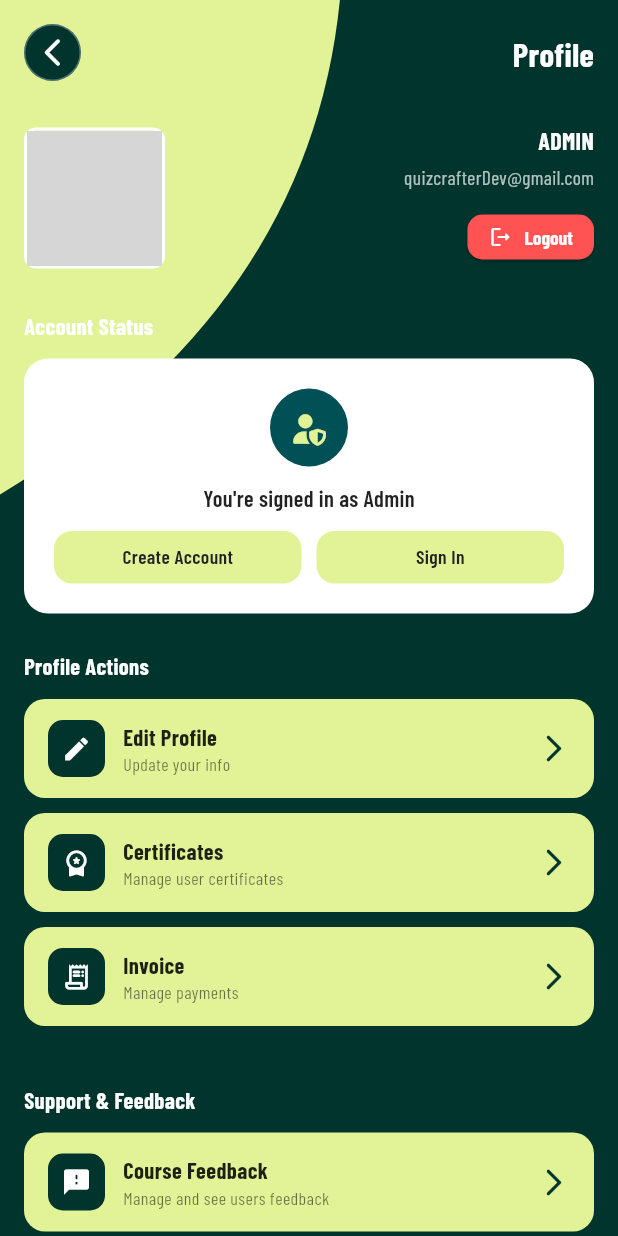
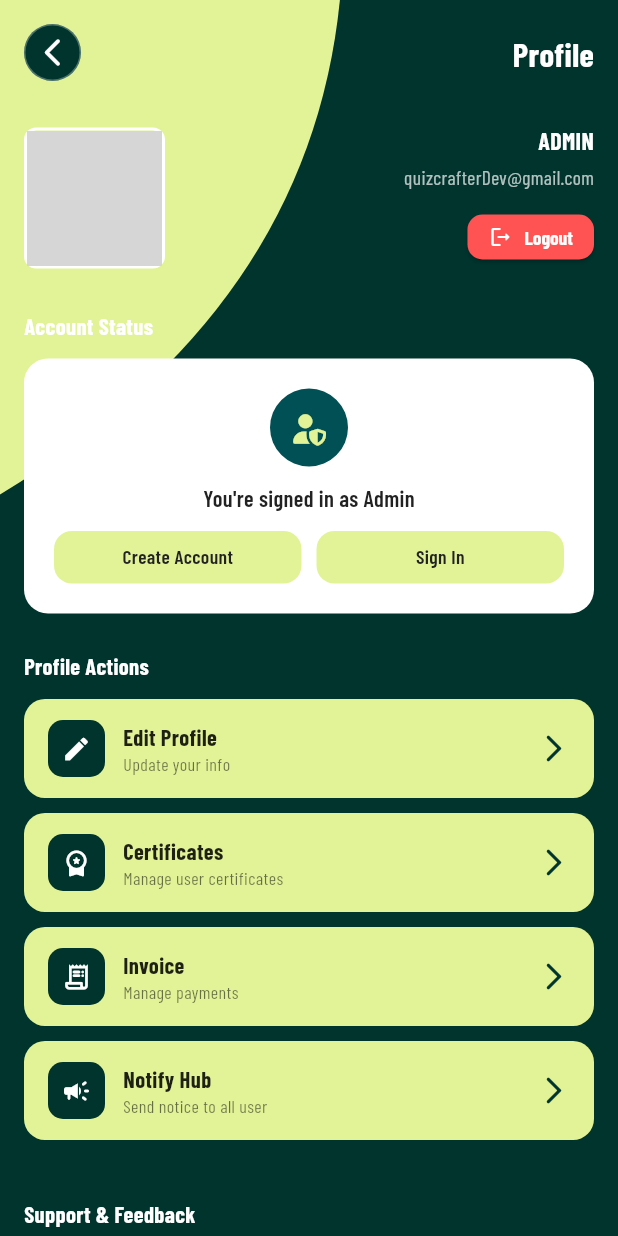
Before and after one commit to hamim5264/qnect_quiz_crafter, a Flutter app: the AdminDashboardHomeScreen screen opened by its route, after a tap on the "edit" icon, on a phone screen of 412 x 824 dp. Run offline on Flutter 3.47's test engine with Material 3 defaults, Android fonts, the light colour scheme and no system bars; our stand-ins replace carousel_slider, cloud_firestore, connectivity_plus, equatable, firebase_auth, firebase_core and 11 more; accounts and stored records are empty; network calls fail; grey boxes are pictures that could not be loaded.

Commit message:
Notify screen ui added.

```diff
--- a/lib/app/router.dart
+++ b/lib/app/router.dart
@@ -23,6 +23,10 @@ import '../features/admin/presentation/certificates/generated_certificates_scree
 import '../features/admin/presentation/certificates/templates_screen.dart';
 import '../features/admin/presentation/invoice/invoice_screen.dart';
 import '../features/admin/presentation/manage_users/manage_users_screen.dart';
+import '../features/admin/presentation/notify_hub/add_notice_screen.dart';
+import '../features/admin/presentation/notify_hub/edit_notice_screen.dart';
+import '../features/admin/presentation/notify_hub/notify_hub_screen.dart';
+import '../features/admin/presentation/teacher_request/teacher_request_screen.dart';
 import '../features/admin/presentation/teacher_sells_report/teacher_sells_report_screen.dart';
 import '../features/admin/presentation/user_details/user_details_screen.dart';
 import '../features/admin/presentation/user_home_screen.dart';
@@ -228,5 +232,31 @@ final router = GoRouter(
       name: 'salesReport',
       builder: (context, state) => const SalesReportScreen(),
     ),
+    GoRoute(
+      name: 'teacherRequest',
+      path: '/teacher-request',
+      builder: (context, state) => const TeacherRequestScreen(),
+    ),
+
+    GoRoute(
+      name: 'notifyHub',
+      path: '/notify-hub',
+      builder: (context, state) => const NotifyHubScreen(),
+    ),
+
+    GoRoute(
+      name: 'addNotice',
+      path: '/add-notice',
+      builder: (context, state) => const AddNoticeScreen(),
+    ),
+    GoRoute(
+      path: '/edit-notice',
+      builder: (context, state) {
+        final extra = state.extra;
+        final Map<String, dynamic> notice =
+            (extra is Map<String, dynamic>) ? extra : <String, dynamic>{};
+        return EditNoticeScreen(notice: notice);
+      },
+    ),
   ],
 );
--- a/lib/features/admin/presentation/admin_profile/admin_profile_screen.dart
+++ b/lib/features/admin/presentation/admin_profile/admin_profile_screen.dart
@@ -56,6 +56,12 @@ class AdminProfileScreen extends StatelessWidget {
                     description: 'Manage payments',
                     onTap: () => context.pushNamed('invoice'),
                   ),
+                  ProfileActionCard(
+                    icon: Icons.campaign_rounded,
+                    title: 'Notify Hub',
+                    description: 'Send notice to all user',
+                    onTap: () => context.pushNamed('notifyHub'),
+                  ),
 
                   const SizedBox(height: 28),
 
--- a/lib/features/admin/presentation/dashboard/widgets/notify_hub_card.dart
+++ b/lib/features/admin/presentation/dashboard/widgets/notify_hub_card.dart
@@ -1,5 +1,6 @@
 import 'package:flutter/material.dart';
 import 'package:carousel_slider/carousel_slider.dart';
+import 'package:go_router/go_router.dart';
 import 'package:lucide_icons/lucide_icons.dart';
 import '../../../../../ui/design_system/tokens/colors.dart';
 import '../../../../../ui/design_system/tokens/typography.dart';
@@ -16,19 +17,25 @@ class _NotifyHubCardState extends State<NotifyHubCard> {
 
   final List<Map<String, String>> notices = [
     {
-      'title': 'System Maintenance',
-      'audience': 'For All Teachers & Students',
-      'subtitle': 'Delivered at: 2025-09-15 00:30 (BST)',
+      'title': 'Exam Schedule Published',
+      'audience': 'Students',
+      'subtitle':
+          'The final exam routine has been uploaded. Check your dashboard for updated timing...',
+      'time': '6 Nov 2025, 10:45 AM',
     },
     {
-      'title': 'New Quiz Update',
-      'audience': 'For Teachers Only',
-      'subtitle': 'Delivered at: 2025-10-02 08:45 (BST)',
+      'title': 'Meeting Reminder',
+      'audience': 'Teachers',
+      'subtitle':
+          'All teachers must attend today’s academic council meeting at 3:00 PM in Conference Hall...',
+      'time': '5 Nov 2025, 8:30 AM',
     },
     {
-      'title': 'Holiday Notice',
-      'audience': 'For All Users',
-      'subtitle': 'Delivered at: 2025-10-25 09:00 (BST)',
+      'title': 'Server Maintenance',
+      'audience': 'All Users',
+      'subtitle':
+          'System will be down for maintenance from 12:00 AM to 2:00 AM. Please avoid submissions...',
+      'time': '4 Nov 2025, 11:00 PM',
     },
   ];
 
@@ -52,19 +59,18 @@ class _NotifyHubCardState extends State<NotifyHubCard> {
 
           CarouselSlider.builder(
             itemCount: notices.length,
-            itemBuilder: (context, index, realIdx) {
-              final notice = notices[index];
+            itemBuilder: (context, index, _) {
+              final n = notices[index];
               return _NoticeCard(
-                title: notice['title']!,
-                audience: notice['audience']!,
-                subtitle: notice['subtitle']!,
-                onTap: () {
-                  // Navigate to detailed notice screen
-                },
+                title: n['title']!,
+                audience: n['audience']!,
+                subtitle: n['subtitle']!,
+                time: n['time']!,
+                onTap: () => context.push('/notify-hub'),
               );
             },
             options: CarouselOptions(
-              height: 115,
+              height: 250,
               viewportFraction: 1.0,
               autoPlay: true,
               autoPlayInterval: const Duration(seconds: 5),
@@ -72,7 +78,7 @@ class _NotifyHubCardState extends State<NotifyHubCard> {
             ),
           ),
 
-          const SizedBox(height: 8),
+          const SizedBox(height: 10),
 
           Row(
             mainAxisAlignment: MainAxisAlignment.center,
@@ -100,12 +106,14 @@ class _NoticeCard extends StatelessWidget {
   final String title;
   final String audience;
   final String subtitle;
+  final String time;
   final VoidCallback onTap;
 
   const _NoticeCard({
     required this.title,
     required this.audience,
     required this.subtitle,
+    required this.time,
     required this.onTap,
   });
 
@@ -113,17 +121,18 @@ class _NoticeCard extends StatelessWidget {
   Widget build(BuildContext context) {
     return Container(
       margin: const EdgeInsets.only(bottom: 6),
-      padding: const EdgeInsets.symmetric(horizontal: 14, vertical: 14),
+      padding: const EdgeInsets.symmetric(horizontal: 16, vertical: 18),
       decoration: BoxDecoration(
         color: AppColors.black,
         borderRadius: BorderRadius.circular(16),
       ),
-      child: Row(
-        crossAxisAlignment: CrossAxisAlignment.center,
+      child: Column(
+        mainAxisSize: MainAxisSize.min,
         children: [
+          // 🔹 Notice Icon
           Container(
-            width: 46,
-            height: 46,
+            width: 52,
+            height: 52,
             decoration: const BoxDecoration(
               color: AppColors.primaryLight,
               shape: BoxShape.circle,
@@ -131,70 +140,117 @@ class _NoticeCard extends StatelessWidget {
             child: const Icon(
               Icons.campaign_rounded,
               color: AppColors.white,
-              size: 32,
+              size: 30,
             ),
           ),
-          const SizedBox(width: 14),
+          const SizedBox(height: 10),
 
-          Expanded(
-            child: Column(
-              crossAxisAlignment: CrossAxisAlignment.start,
-              children: [
           Text(
             title,
+            textAlign: TextAlign.center,
             overflow: TextOverflow.ellipsis,
             style: const TextStyle(
               fontFamily: AppTypography.family,
               fontWeight: FontWeight.w700,
-                    fontSize: 15,
+              fontSize: 15.5,
               color: AppColors.secondaryDark,
             ),
           ),
-                const SizedBox(height: 3),
+          const SizedBox(height: 5),
+
           Text(
-                  audience,
+            subtitle,
+            textAlign: TextAlign.center,
+            maxLines: 2,
             overflow: TextOverflow.ellipsis,
             style: const TextStyle(
               fontFamily: AppTypography.family,
-                    fontSize: 13,
-                    color: Colors.white,
-                    fontWeight: FontWeight.w500,
+              fontSize: 12.5,
+              color: Colors.white70,
+              height: 1.4,
             ),
           ),
-                const SizedBox(height: 4),
+          const SizedBox(height: 10),
+
           Text(
-                  subtitle,
-                  overflow: TextOverflow.ellipsis,
+            'Delivered at: $time',
             style: const TextStyle(
               fontFamily: AppTypography.family,
+              fontSize: 11.5,
+              color: Colors.white54,
+            ),
+          ),
+          const SizedBox(height: 14),
+
+          Row(
+            mainAxisAlignment: MainAxisAlignment.center,
+            children: [
+              _Chip(text: audience, color: AppColors.primaryLight),
+              const SizedBox(width: 8),
+              GestureDetector(
+                onTap: onTap,
+                child: Container(
+                  padding: const EdgeInsets.symmetric(
+                    horizontal: 10,
+                    vertical: 6,
+                  ),
+                  decoration: BoxDecoration(
+                    color: AppColors.chip2,
+                    borderRadius: BorderRadius.circular(20),
+                  ),
+                  child: const Row(
+                    mainAxisSize: MainAxisSize.min,
+                    children: [
+                      Icon(
+                        LucideIcons.arrowRightCircle,
+                        color: Colors.white,
+                        size: 14,
+                      ),
+                      SizedBox(width: 5),
+                      Text(
+                        'See Full Notice',
+                        style: TextStyle(
+                          fontFamily: AppTypography.family,
                           fontSize: 12,
-                    color: Colors.white54,
+                          fontWeight: FontWeight.w600,
+                          color: Colors.white,
                         ),
                       ),
                     ],
                   ),
                 ),
-
-          const SizedBox(width: 10),
-
-          GestureDetector(
-            onTap: onTap,
-            child: Container(
-              width: 36,
-              height: 36,
-              decoration: const BoxDecoration(
-                color: AppColors.secondaryDark,
-                shape: BoxShape.circle,
               ),
-              child: const Icon(
-                LucideIcons.arrowRight,
-                color: Colors.black,
-                size: 18,
-              ),
-            ),
+            ],
           ),
         ],
       ),
     );
   }
 }
+
+class _Chip extends StatelessWidget {
+  final String text;
+  final Color color;
+
+  const _Chip({required this.text, required this.color});
+
+  @override
+  Widget build(BuildContext context) {
+    return Container(
+      padding: const EdgeInsets.symmetric(horizontal: 10, vertical: 5),
+      decoration: BoxDecoration(
+        color: color,
+        borderRadius: BorderRadius.circular(20),
+      ),
+      child: Text(
+        text,
+        style: const TextStyle(
+          fontFamily: AppTypography.family,
+          fontSize: 12,
+          fontWeight: FontWeight.w600,
+          color: Colors.white,
+        ),
+      ),
+    );
+  }
+}
--- a/lib/features/admin/presentation/dashboard/widgets/pulse_board_grid.dart
+++ b/lib/features/admin/presentation/dashboard/widgets/pulse_board_grid.dart
@@ -305,7 +305,7 @@ class _PulseCardWide extends StatelessWidget {
             width: double.infinity,
             child: ElevatedButton(
               onPressed: () {
-                context.pushNamed('sellsReport');
+                context.pushNamed('salesReport');
               },
               style: ElevatedButton.styleFrom(
                 backgroundColor: AppColors.primaryLight,
--- a/lib/features/admin/presentation/dashboard/widgets/quick_actions_grid.dart
+++ b/lib/features/admin/presentation/dashboard/widgets/quick_actions_grid.dart
@@ -14,7 +14,7 @@ class QuickActionsGrid extends StatelessWidget {
         'title': "Teacher's Request",
         'subtitle': 'Manage & Verify Request',
         'icon': LucideIcons.userCheck,
-        'route': '/teacher-requests',
+        'route': '/teacher-request',
       },
       {
         'title': 'Manage Users',
```
Also changed, not shown: lib/features/admin/presentation/notify_hub/notify_hub_screen.dart (added, +118 -0 lines), lib/features/admin/presentation/notify_hub/widgets/notify_card.dart (added, +129 -0 lines). Lines whose indentation alone changed are shown as unchanged.
